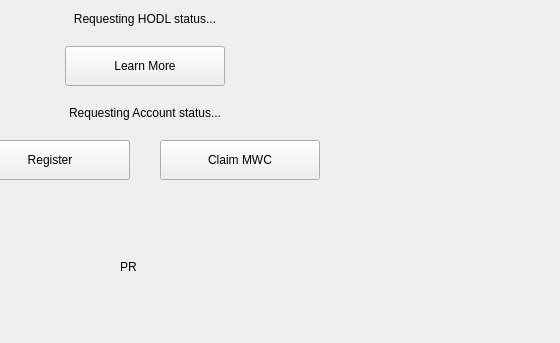
Old version of the form windows/h_hodl.ui in the repository 0xkobe/mwc-wallet; both pictures show x 270 to 830 and y 221 to 564 of the 830 by 564 pixel window.
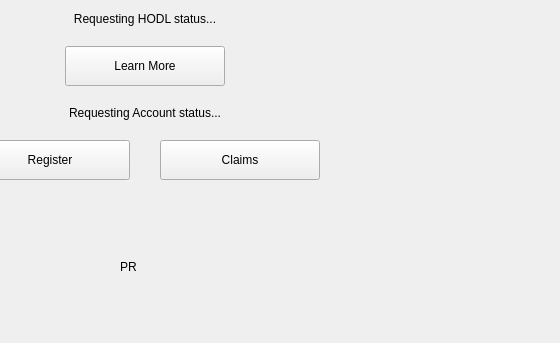
New version of the form. Icons and pictures are not drawn. Custom widgets are drawn as their Qt base class.

```diff
--- a/windows/h_hodl.ui
+++ b/windows/h_hodl.ui
@@ -246,7 +246,7 @@
           <string>Claim HODL coins</string>
          </property>
          <property name="text">
-          <string>Claim MWC</string>
+          <string>Claims</string>
          </property>
         </widget>
        </item>
```
